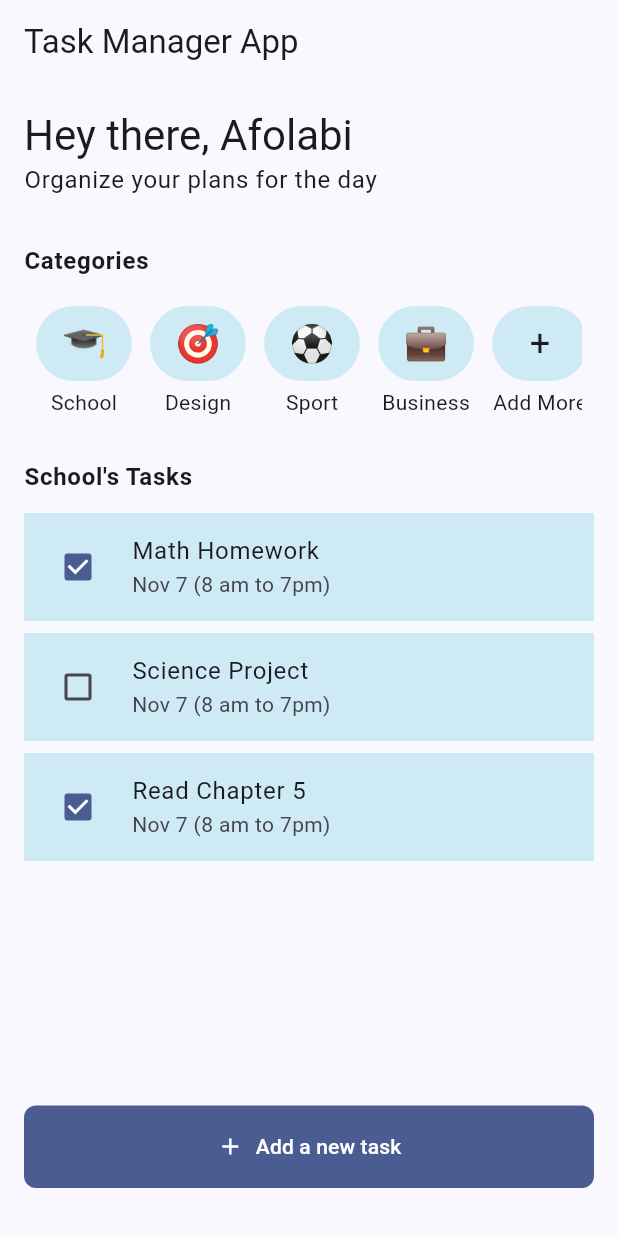
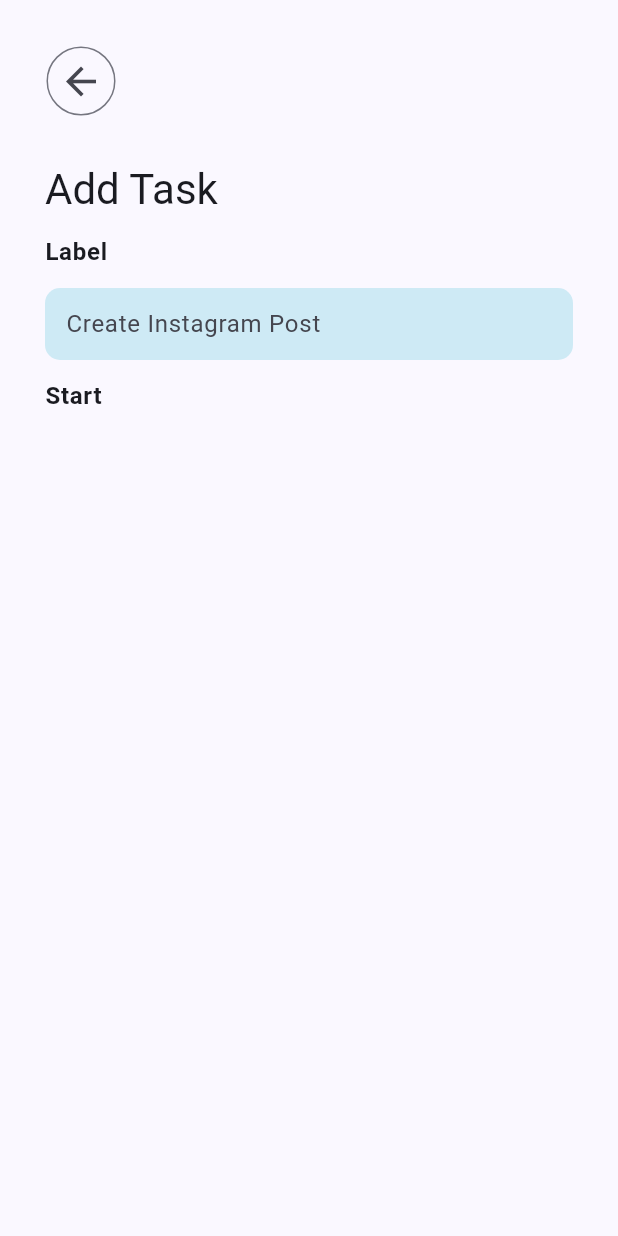
Before and after one commit to Afoojnr/task_manager, a Flutter app: the screen it shows after launch, after a tap on "Add a new task", on a phone screen of 412 x 824 dp. Run offline on Flutter 3.47's test engine with Material 3 defaults, Android fonts, the phone set to English and light mode, and no system bars.

Commit message:
addtask form dialog

```diff
--- a/lib/home.dart
+++ b/lib/home.dart
@@ -11,6 +11,14 @@ class HomePage extends StatelessWidget {
 
   @override
   Widget build(BuildContext context) {
+    Future<void> showAddTaskDialog(BuildContext context) {
+      return showDialog(
+          context: context,
+          builder: (BuildContext context) {
+            return const AddTaskDialog();
+          });
+    }
+
     return Scaffold(
       appBar: AppBar(
         title: const Text("Task Manager App"),
@@ -28,16 +36,14 @@ class HomePage extends StatelessWidget {
             const SizedBox(
               height: 10,
             ),
-            Expanded(child: const TaskListView()),
+            const Expanded(child: TaskListView()),
             const SizedBox(
               height: 10,
             ),
             CustomBtn(
                 label: "Add a new task",
                 hasIcon: true,
-                onPressed: () {
-                  debugPrint("Add Task");
-                }),
+                onPressed: () => showAddTaskDialog(context)),
             const SizedBox(
               height: 16,
             ),
@@ -157,12 +163,13 @@ class TaskListView extends StatelessWidget {
       children: [
         Text("$currentCategory's Tasks",
             style: textTheme.bodyLarge!.copyWith(fontWeight: FontWeight.w600)),
-        SizedBox(
+        const SizedBox(
           height: 12,
         ),
         Expanded(
           child: ListView(
             children: [
+              if (currentTasks.isEmpty) const Text('No Tasks Available'),
               ...currentTasks.map((task) => Column(
                     children: [
                       _TaskListTile(
@@ -177,15 +184,6 @@ class TaskListView extends StatelessWidget {
             ],
           ),
         ),
-        //       ListView(
-        //         children: [
-
-        // ...categories.values.first.tasks.map((task) {
-        //   return _TaskListTile();
-        // })
-        //         ],
-        //       )
-        // _TaskListTile()
       ],
     );
   }
@@ -236,7 +234,7 @@ class _TaskListTile extends StatelessWidget {
       onChanged: (_) {},
       controlAffinity: ListTileControlAffinity.leading,
       title: Text(label),
-      subtitle: Text("Nov 7 (8 am to 7pm)"),
+      subtitle: const Text("Nov 7 (8 am to 7pm)"),
     );
   }
 }
--- a/lib/widgets/dialog.dart
+++ b/lib/widgets/dialog.dart
@@ -44,20 +44,9 @@ class _AddCategoryDialogState extends State<AddCategoryDialog> {
           const SizedBox(
             height: 4,
           ),
-          TextField(
-            onChanged: (value) => category = value,
-            decoration: InputDecoration(
-              contentPadding: const EdgeInsets.only(
-                left: 10,
-              ),
-              hintText: 'Enter category',
-              filled: true,
-              fillColor: theme.colorScheme.surfaceDim,
-              border: OutlineInputBorder(
-                  borderRadius: BorderRadius.circular(10),
-                  borderSide: BorderSide.none),
-            ),
-          ),
+          _CustomTextField(
+              onChanged: (value) => category = value,
+              hintText: 'Enter category'),
           const SizedBox(
             height: 16,
           ),
@@ -65,20 +54,9 @@ class _AddCategoryDialogState extends State<AddCategoryDialog> {
           const SizedBox(
             height: 4,
           ),
-          TextField(
-            onChanged: (value) => icon = value,
-            decoration: InputDecoration(
-              contentPadding: const EdgeInsets.only(
-                left: 16,
-              ),
-              hintText: 'Icon should be emoji',
-              filled: true,
-              fillColor: theme.colorScheme.surfaceDim,
-              border: OutlineInputBorder(
-                  borderRadius: BorderRadius.circular(10),
-                  borderSide: BorderSide.none),
-            ),
-          ),
+          _CustomTextField(
+              onChanged: (value) => icon = value,
+              hintText: 'Icon should be emoji'),
         ],
       ),
       actions: [
@@ -100,3 +78,104 @@ class _AddCategoryDialogState extends State<AddCategoryDialog> {
     );
   }
 }
+
+class AddTaskDialog extends StatefulWidget {
+  const AddTaskDialog({super.key});
+
+  @override
+  State<AddTaskDialog> createState() => _AddTaskDialogState();
+}
+
+class _AddTaskDialogState extends State<AddTaskDialog> {
+  var taskLabelController = TextEditingController();
+
+  @override
+  void dispose() {
+    taskLabelController.dispose();
+
+    super.dispose();
+  }
+
+  @override
+  Widget build(BuildContext context) {
+    final textTheme = Theme.of(context).textTheme;
+    String taskLabel = taskLabelController.text;
+
+    return Dialog.fullscreen(
+      child: Padding(
+        padding: const EdgeInsets.all(30.0),
+        child: Column(
+          crossAxisAlignment: CrossAxisAlignment.start,
+          children: [
+            IconButton.outlined(
+                onPressed: () => Navigator.pop(context),
+                icon: const Icon(
+                  Icons.arrow_back,
+                  size: 30,
+                )),
+            const SizedBox(
+              height: 30,
+            ),
+            Text(
+              "Add Task",
+              style: textTheme.headlineMedium,
+            ),
+            const SizedBox(
+              height: 12,
+            ),
+            // TODO: select category
+            Text(
+              "Label",
+              style: textTheme.bodyLarge!.copyWith(fontWeight: FontWeight.bold),
+            ),
+            const SizedBox(
+              height: 12,
+            ),
+            _CustomTextField(
+                onChanged: (value) => taskLabel = value,
+                hintText: "Create Instagram Post"),
+            const SizedBox(
+              height: 12,
+            ),
+            Row(
+              children: [
+                Column(
+                  children: [
+                    Text("Start",
+                        style: textTheme.bodyLarge!
+                            .copyWith(fontWeight: FontWeight.bold))
+                    //TODO: DropDown with date and time picker
+                  ],
+                )
+              ],
+            )
+          ],
+        ),
+      ),
+    );
+  }
+}
+
+class _CustomTextField extends StatelessWidget {
+  const _CustomTextField({required this.onChanged, required this.hintText});
+  final String hintText;
+  final ValueChanged<String> onChanged;
+  @override
+  Widget build(BuildContext context) {
+    final theme = Theme.of(context);
+    return TextField(
+      onChanged: onChanged,
+      decoration: InputDecoration(
+        contentPadding: const EdgeInsets.only(
+          left: 10,
+        ),
+        hintText: hintText,
+        filled: true,
+        fillColor: theme.colorScheme.surfaceDim,
+        border: OutlineInputBorder(
+            borderRadius: BorderRadius.circular(10),
+            borderSide: BorderSide.none),
+      ),
+    );
+  }
+}
```
